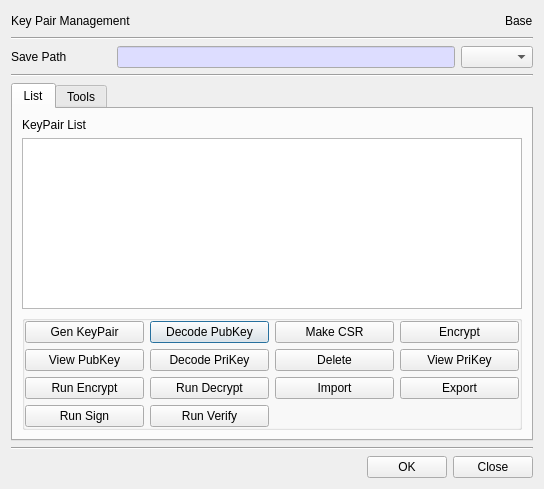
This is BerEditor/key_pair_man_dlg.ui in jykim74/BerEditor as Qt 5 draws it before an edit. The edited form follows.
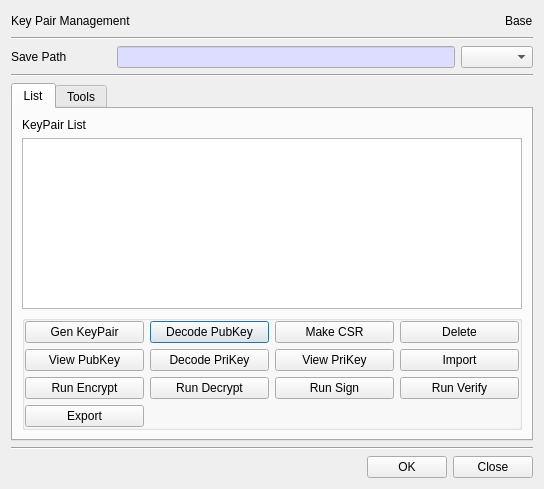
This is the edited form.

Commit message: CertMan, KeyPairMan, KeyList 테이블에서 마우스 우클릭 메뉴 지원

What changed in the file:
```diff
--- a/BerEditor/key_pair_man_dlg.ui
+++ b/BerEditor/key_pair_man_dlg.ui
@@ -185,17 +185,10 @@
               </property>
              </widget>
             </item>
-            <item row="2" column="3">
-             <widget class="QPushButton" name="mExportBtn">
+            <item row="1" column="3">
+             <widget class="QPushButton" name="mImportBtn">
               <property name="text">
-               <string>Export</string>
-              </property>
-             </widget>
-            </item>
-            <item row="1" column="2">
-             <widget class="QPushButton" name="mLDeleteBtn">
-              <property name="text">
-               <string>Delete</string>
+               <string>Import</string>
               </property>
              </widget>
             </item>
@@ -206,27 +199,6 @@
               </property>
              </widget>
             </item>
-            <item row="1" column="1">
-             <widget class="QPushButton" name="mLDecodePriKeyBtn">
-              <property name="text">
-               <string>Decode PriKey</string>
-              </property>
-             </widget>
-            </item>
-            <item row="2" column="1">
-             <widget class="QPushButton" name="mLRunPubDecBtn">
-              <property name="text">
-               <string>Run Decrypt</string>
-              </property>
-             </widget>
-            </item>
-            <item row="0" column="3">
-             <widget class="QPushButton" name="mLEncryptBtn">
-              <property name="text">
-               <string>Encrypt</string>
-              </property>
-             </widget>
-            </item>
             <item row="0" column="2">
              <widget class="QPushButton" name="mLMakeCSRBtn">
               <property name="text">
@@ -234,17 +206,10 @@
               </property>
              </widget>
             </item>
-            <item row="2" column="2">
-             <widget class="QPushButton" name="mImportBtn">
+            <item row="1" column="1">
+             <widget class="QPushButton" name="mLDecodePriKeyBtn">
               <property name="text">
-               <string>Import</string>
-              </property>
-             </widget>
-            </item>
-            <item row="2" column="0">
-             <widget class="QPushButton" name="mLRunPubEncBtn">
-              <property name="text">
-               <string>Run Encrypt</string>
+               <string>Decode PriKey</string>
               </property>
              </widget>
             </item>
@@ -255,24 +220,52 @@
               </property>
              </widget>
             </item>
-            <item row="3" column="0">
+            <item row="2" column="0">
+             <widget class="QPushButton" name="mLRunPubEncBtn">
+              <property name="text">
+               <string>Run Encrypt</string>
+              </property>
+             </widget>
+            </item>
+            <item row="0" column="3">
+             <widget class="QPushButton" name="mLDeleteBtn">
+              <property name="text">
+               <string>Delete</string>
+              </property>
+             </widget>
+            </item>
+            <item row="1" column="2">
+             <widget class="QPushButton" name="mLViewPriKeyBtn">
+              <property name="text">
+               <string>View PriKey</string>
+              </property>
+             </widget>
+            </item>
+            <item row="2" column="2">
              <widget class="QPushButton" name="mLRunSignBtn">
               <property name="text">
                <string>Run Sign</string>
               </property>
              </widget>
             </item>
-            <item row="3" column="1">
+            <item row="2" column="1">
+             <widget class="QPushButton" name="mLRunPubDecBtn">
+              <property name="text">
+               <string>Run Decrypt</string>
+              </property>
+             </widget>
+            </item>
+            <item row="2" column="3">
              <widget class="QPushButton" name="mLRunVerifyBtn">
               <property name="text">
                <string>Run Verify</string>
               </property>
              </widget>
             </item>
-            <item row="1" column="3">
-             <widget class="QPushButton" name="mLViewPriKeyBtn">
+            <item row="3" column="0">
+             <widget class="QPushButton" name="mExportBtn">
               <property name="text">
-               <string>View PriKey</string>
+               <string>Export</string>
               </property>
              </widget>
             </item>
```
Left out of the diff: 10 changed lines with no effect on the pictures. The commit also changes 10 other files.
